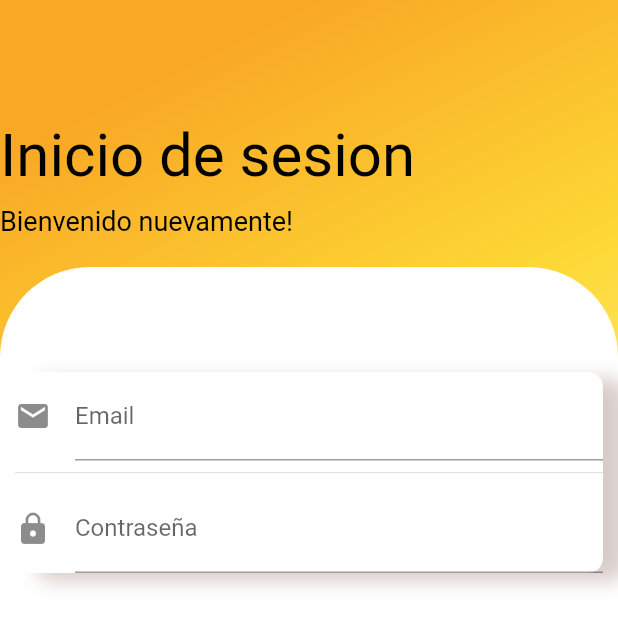
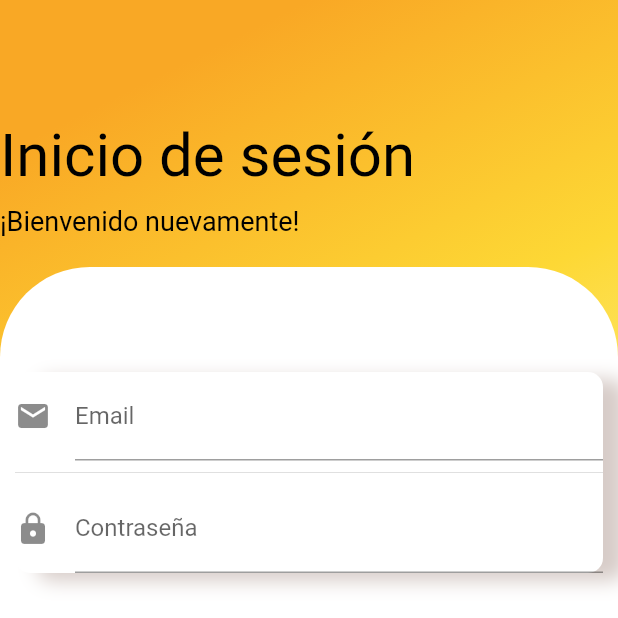
Before and after one commit to samtts14/PetsCare, a Flutter app: the screen it shows after launch, on a phone screen of 412 x 824 dp, the top half of it. Run offline on Flutter 3.47's test engine with Material 2 defaults, Android fonts, the phone set to English and light mode, and no system bars; our stand-ins replace bloc, carousel_pro, cloud_firestore, equatable, firebase_auth, flutter_bloc and 8 more; missing offline and left inert: android_alarm_manager, flutter_auth_buttons, flutter_pdfview; accounts and stored records are empty.

```diff
--- a/app_tesis/lib/Servicios/firestore_historial.dart
+++ b/app_tesis/lib/Servicios/firestore_historial.dart
@@ -12,7 +12,7 @@ class FirestoreService{
   }
   Stream<List<HistorialServ>>getHistorial(mascota, email){
     return _db
-    .collection('historial').where("mascota", isEqualTo: mascota).where('owner', isEqualTo: email).snapshots().map(
+    .collection('historial').where("mascota", isEqualTo: mascota).where('owner', isEqualTo: email).orderBy("fecha",descending:true).snapshots().map(
       (snapshot)=>snapshot.documents.map(
         (doc)=>HistorialServ.fromMap(doc.data, doc.documentID),
       ).toList(),
--- a/app_tesis/lib/main.dart
+++ b/app_tesis/lib/main.dart
@@ -41,6 +41,10 @@ class App extends StatelessWidget{
   @override
   Widget build(BuildContext context){
     return MaterialApp(
+     theme: ThemeData(
+       accentColor: Colors.yellow[800],
+       primaryColor: Colors.brown[600],
+       ),
       home: BlocBuilder< AuthenticationBloc, AuthenticationState>(
         builder: (context, state){
           if(state is Uninitialized){
--- a/app_tesis/lib/screen/authenticate/login_form.dart
+++ b/app_tesis/lib/screen/authenticate/login_form.dart
@@ -52,7 +52,7 @@ bool isButtonLoginEnable(LoginState state){
                SnackBar(
                  content: Row(
                    mainAxisAlignment: MainAxisAlignment.spaceBetween,
-                   children:[ Text('Fallo en inicio de sesion'), Icon(Icons.error)],
+                   children:[ Text('Fallo en inicio de sesión'), Icon(Icons.error)],
                  ),
                  backgroundColor: Colors.red,
               ),
@@ -66,7 +66,7 @@ bool isButtonLoginEnable(LoginState state){
                SnackBar(
                  content: Row(
                    mainAxisAlignment: MainAxisAlignment.spaceBetween,
-                   children:[ Text('Iniciando sesion...'),
+                   children:[ Text('Iniciando sesión...'),
                    CircularProgressIndicator()],
 
                  ),
@@ -101,9 +101,9 @@ bool isButtonLoginEnable(LoginState state){
 
               crossAxisAlignment: CrossAxisAlignment.start,
               children: <Widget>[
-                FadeAnimation(1, Text("Inicio de sesion", style: TextStyle(color: Colors.black, fontSize: 40),)),
+                FadeAnimation(1, Text("Inicio de sesión", style: TextStyle(color: Colors.black, fontSize: 40),)),
                 SizedBox(height: 10,),
-                FadeAnimation(1.3, Text("Bienvenido nuevamente!", style: TextStyle(color: Colors.black, fontSize: 18),)),
+                FadeAnimation(1.3, Text("¡Bienvenido nuevamente!", style: TextStyle(color: Colors.black, fontSize: 18),)),
               ],
             ),
             SizedBox(height: 20,),
--- a/app_tesis/lib/screen/home/menu.dart
+++ b/app_tesis/lib/screen/home/menu.dart
@@ -78,7 +78,7 @@ class _MenuCentralState extends State<MenuCentral>{
 
        appBar: new AppBar(
         backgroundColor: Colors.brown[600], //Color del bacground del titulo
-        title:Text('petscare') ,// Titulo de la app en el home page
+        title:Text('Pets Care') ,// Titulo de la app en el home page
         actions: <Widget>[
          // new IconButton(icon: Icon(Icons.search, color: Colors.black87,), onPressed: (){})//boton de buscar
         ],
@@ -91,7 +91,7 @@ class _MenuCentralState extends State<MenuCentral>{
 
 //header
           new UserAccountsDrawerHeader(
-            accountName: Text('nombre de usuario'),
+            accountName: Text('E-mail'),
 
             accountEmail: Text('${widget.name}'),
             currentAccountPicture: GestureDetector( // foto de perfil
```
Also changed, not shown: app_tesis/lib/h-animal/add_animal.dart (+32 -15 lines), app_tesis/lib/screen/authenticate/register_form.dart (+10 -10 lines), app_tesis/lib/screen/home/Historial/add_historial.dart (+18 -1 lines), app_tesis/lib/screen/home/citas/add_event_page.dart (+18 -1 lines).
